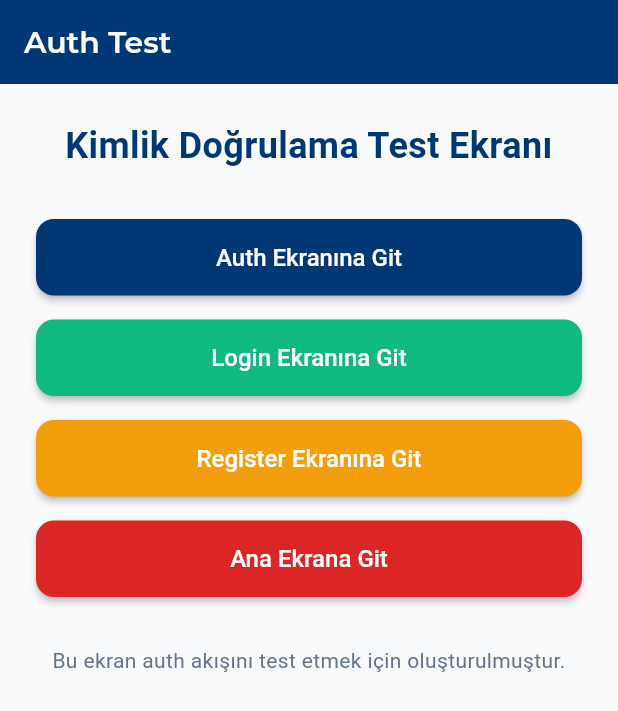
After one commit to tolgaolgunsoy1/Tulpars-App, a Flutter app: the AuthTestScreen screen opened by its route, on a phone screen of 412 x 824 dp. The commit adds this screen. Shown: the top 711 px of the screen. Run offline on Flutter 3.47's test engine with Material 3 defaults, Android fonts, the phone set to English and light mode, and no system bars; our stand-ins replace cached_network_image, cloud_firestore, connectivity_plus, equatable, firebase_auth, firebase_core and 13 more; accounts and stored records are empty; project files that could hold a hidden picture were left out.

```diff
--- a/lib/main.dart
+++ b/lib/main.dart
@@ -31,6 +31,7 @@ import 'presentation/screens/splash/splash_screen.dart';
 import 'presentation/screens/sports/sports_screen.dart';
 import 'presentation/screens/admin/admin_panel_screen.dart';
 import 'presentation/screens/profile/association_profile_screen.dart';
+import 'presentation/screens/auth/auth_test_screen.dart';
 
 void main() async {
   WidgetsFlutterBinding.ensureInitialized();
@@ -116,6 +117,10 @@ final GoRouter _router = GoRouter(
     GoRoute(
       path: '/register',
       builder: (context, state) => const RegisterScreen(),
+    ),
+    GoRoute(
+      path: '/auth-test',
+      builder: (context, state) => const AuthTestScreen(),
     ),
     // Main app routes - WITH bottom navigation
     ShellRoute(
--- /dev/null
+++ b/lib/presentation/screens/auth/auth_test_screen.dart
@@ -0,0 +1,108 @@
+import 'package:flutter/material.dart';
+import '../../../core/services/navigation_service.dart';
+
+class AuthTestScreen extends StatelessWidget {
+  const AuthTestScreen({super.key});
+
+  @override
+  Widget build(BuildContext context) {
+    return Scaffold(
+      appBar: AppBar(
+        title: const Text('Auth Test'),
+        backgroundColor: const Color(0xFF003875),
+        foregroundColor: Colors.white,
+      ),
+      body: Padding(
+        padding: const EdgeInsets.all(24),
+        child: Column(
+          crossAxisAlignment: CrossAxisAlignment.stretch,
+          children: [
+            const Text(
+              'Kimlik Doğrulama Test Ekranı',
+              style: TextStyle(
+                fontSize: 24,
+                fontWeight: FontWeight.bold,
+                color: Color(0xFF003875),
+              ),
+              textAlign: TextAlign.center,
+            ),
+            const SizedBox(height: 32),
+
+            // Test Auth Screen
+            ElevatedButton(
+              onPressed: () => NavigationService.goToAuth(context),
+              style: ElevatedButton.styleFrom(
+                backgroundColor: const Color(0xFF003875),
+                foregroundColor: Colors.white,
+                padding: const EdgeInsets.symmetric(vertical: 16),
+                shape: RoundedRectangleBorder(
+                  borderRadius: BorderRadius.circular(12),
+                ),
+              ),
+              child: const Text('Auth Ekranına Git'),
+            ),
+
+            const SizedBox(height: 16),
+
+            // Test Login Screen
+            ElevatedButton(
+              onPressed: () => NavigationService.goToLogin(context),
+              style: ElevatedButton.styleFrom(
+                backgroundColor: const Color(0xFF10B981),
+                foregroundColor: Colors.white,
+                padding: const EdgeInsets.symmetric(vertical: 16),
+                shape: RoundedRectangleBorder(
+                  borderRadius: BorderRadius.circular(12),
+                ),
+              ),
+              child: const Text('Login Ekranına Git'),
+            ),
+
+            const SizedBox(height: 16),
+
+            // Test Register Screen
+            ElevatedButton(
+              onPressed: () => NavigationService.goToRegister(context),
+              style: ElevatedButton.styleFrom(
+                backgroundColor: const Color(0xFFF59E0B),
+                foregroundColor: Colors.white,
+                padding: const EdgeInsets.symmetric(vertical: 16),
+                shape: RoundedRectangleBorder(
+                  borderRadius: BorderRadius.circular(12),
+                ),
+              ),
+              child: const Text('Register Ekranına Git'),
+            ),
+
+            const SizedBox(height: 16),
+
+            // Test Main Screen
+            ElevatedButton(
+              onPressed: () => NavigationService.goToMain(context),
+              style: ElevatedButton.styleFrom(
+                backgroundColor: const Color(0xFFDC2626),
+                foregroundColor: Colors.white,
+                padding: const EdgeInsets.symmetric(vertical: 16),
+                shape: RoundedRectangleBorder(
+                  borderRadius: BorderRadius.circular(12),
+                ),
+              ),
+              child: const Text('Ana Ekrana Git'),
+            ),
+
+            const SizedBox(height: 32),
+
+            const Text(
+              'Bu ekran auth akışını test etmek için oluşturulmuştur.',
+              style: TextStyle(
+                color: Color(0xFF64748B),
+                fontSize: 14,
+              ),
+              textAlign: TextAlign.center,
+            ),
+          ],
+        ),
+      ),
+    );
+  }
+}
```
Also changed, not shown: lib/presentation/screens/auth/auth_screen.dart (+1 -6 lines), lib/presentation/screens/auth/login_screen.dart (+39 -0 lines), lib/presentation/screens/auth/register_screen.dart (+11 -0 lines).
